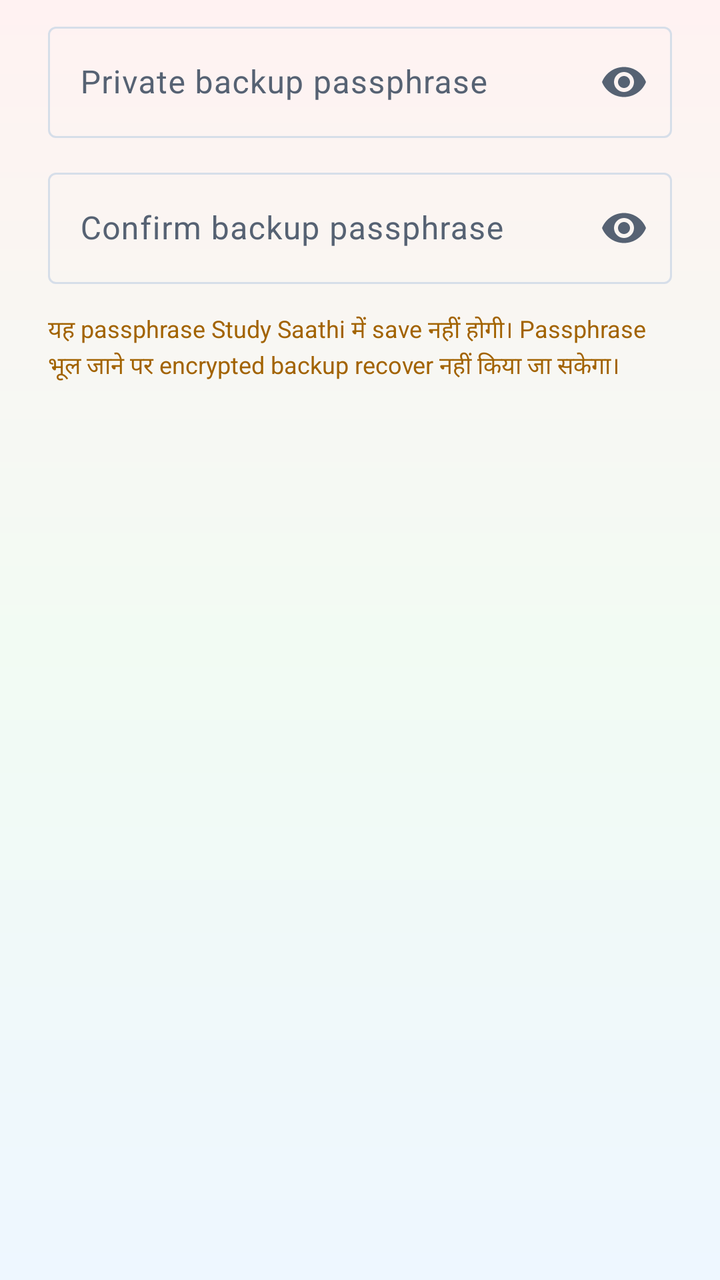
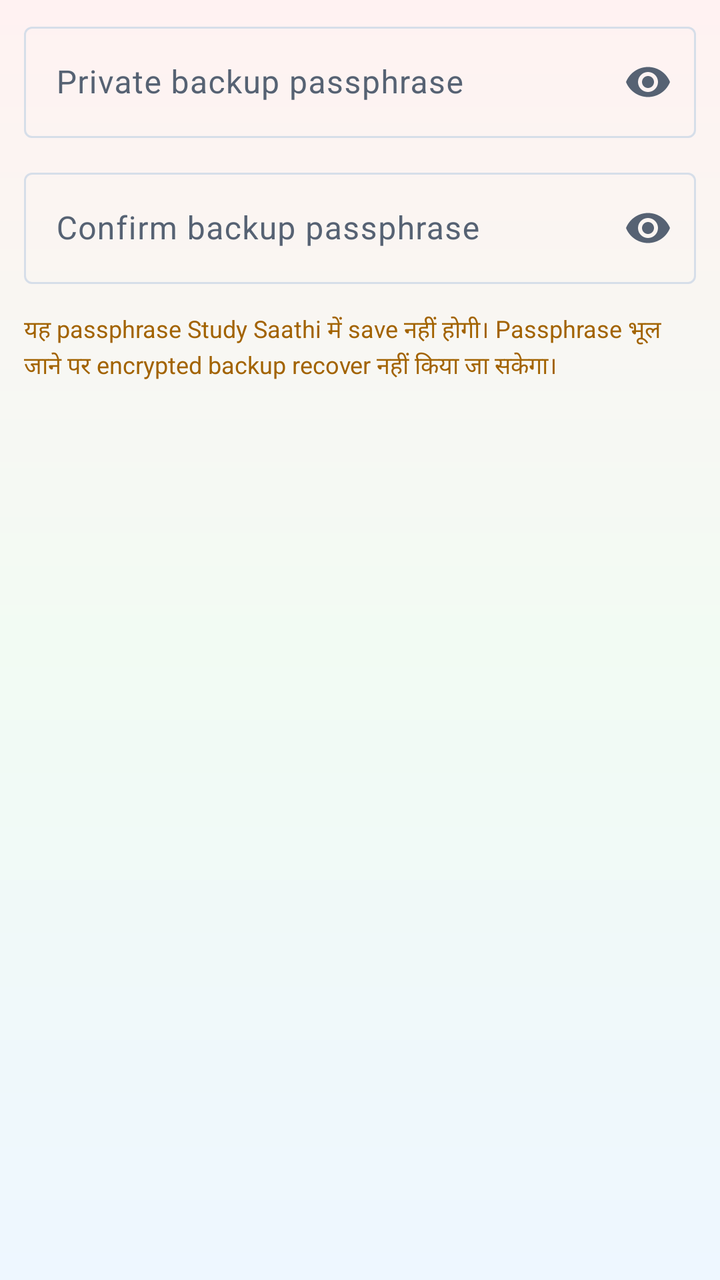

An Android layout rendered at two revisions. The XML below is the earlier revision; the diff shows what the commit changed to produce the second picture.
<!-- AndroidManifest.xml: application theme Theme.StudySaathi -->
<!-- res/layout/dialog_cloud_backup_passphrase.xml -->
<?xml version="1.0" encoding="utf-8"?>
<LinearLayout xmlns:android="http://schemas.android.com/apk/res/android"
    xmlns:app="http://schemas.android.com/apk/res-auto"
    android:layout_width="match_parent"
    android:layout_height="wrap_content"
    android:importantForAutofill="noExcludeDescendants"
    android:orientation="vertical"
    android:paddingStart="24dp"
    android:paddingTop="8dp"
    android:paddingEnd="24dp"
    android:paddingBottom="4dp">

    <com.google.android.material.textfield.TextInputLayout
        android:id="@+id/layoutCloudBackupPassphrase"
        style="@style/Widget.Material3.TextInputLayout.OutlinedBox"
        android:layout_width="match_parent"
        android:layout_height="wrap_content"
        android:hint="@string/cloud_backup_passphrase_hint"
        app:endIconMode="password_toggle">

        <com.google.android.material.textfield.TextInputEditText
            android:id="@+id/inputCloudBackupPassphrase"
            android:layout_width="match_parent"
            android:layout_height="wrap_content"
            android:importantForAutofill="no"
            android:imeOptions="actionNext"
            android:inputType="textPassword|textNoSuggestions"
            android:maxLength="128"
            android:saveEnabled="false"
            android:singleLine="true" />

    </com.google.android.material.textfield.TextInputLayout>

    <com.google.android.material.textfield.TextInputLayout
        android:id="@+id/layoutCloudBackupConfirmPassphrase"
        style="@style/Widget.Material3.TextInputLayout.OutlinedBox"
        android:layout_width="match_parent"
        android:layout_height="wrap_content"
        android:layout_marginTop="12dp"
        android:hint="@string/cloud_backup_confirm_passphrase_hint"
        app:endIconMode="password_toggle">

        <com.google.android.material.textfield.TextInputEditText
            android:id="@+id/inputCloudBackupConfirmPassphrase"
            android:layout_width="match_parent"
            android:layout_height="wrap_content"
            android:importantForAutofill="no"
            android:imeOptions="actionDone"
            android:inputType="textPassword|textNoSuggestions"
            android:maxLength="128"
            android:saveEnabled="false"
            android:singleLine="true" />

    </com.google.android.material.textfield.TextInputLayout>

    <TextView
        android:id="@+id/textCloudPassphraseWarning"
        android:layout_width="match_parent"
        android:layout_height="wrap_content"
        android:layout_marginTop="14dp"
        android:lineSpacingExtra="2dp"
        android:text="@string/cloud_backup_passphrase_warning"
        android:textColor="@color/ss_warning"
        android:textSize="12sp" />

</LinearLayout>
<!-- resources referenced by this layout -->
<resources>
  <color name="ss_warning">#A26300</color>
  <string name="cloud_backup_confirm_passphrase_hint">
          Confirm backup passphrase
      </string>
  <string name="cloud_backup_passphrase_hint">
          Private backup passphrase
      </string>
  <string name="cloud_backup_passphrase_warning">
          यह passphrase Study Saathi में save नहीं होगी। Passphrase भूल जाने पर encrypted backup recover नहीं किया जा सकेगा।
      </string>
  <color name="ss_primary">#2457C5</color>
  <color name="ss_on_primary">#FFFFFF</color>
  <color name="ss_blue_soft">#EAF2FF</color>
  <color name="ss_primary_dark">#173F99</color>
  <color name="ss_secondary">#087F8C</color>
  <color name="ss_on_secondary">#FFFFFF</color>
  <color name="ss_teal_soft">#EAF8F8</color>
  <color name="ss_tertiary">#8A5A00</color>
  <color name="ss_on_tertiary">#FFFFFF</color>
  <color name="ss_yellow_soft">#FFF8E8</color>
  <color name="ss_background">#F7F9FC</color>
  <color name="ss_surface">#FFFFFF</color>
  <color name="ss_surface_soft">#F0F4FA</color>
  <color name="ss_text_primary">#182230</color>
  <color name="ss_text_secondary">#566273</color>
  <color name="ss_outline">#D6DEE9</color>
  <color name="ss_error">#BA1A1A</color>
  <color name="white">#FFFFFFFF</color>
  <color name="ss_red_soft">#FFF0F0</color>
  <!-- drawable bg_app_soft_mix (drawable) -->
  <?xml version="1.0" encoding="utf-8"?>
  <shape xmlns:android="http://schemas.android.com/apk/res/android"
      android:shape="rectangle">
  
      <gradient
          android:angle="270"
          android:centerColor="#F2FBF3"
          android:endColor="#EEF7FF"
          android:startColor="#FFF2F2"
          android:type="linear" />
  
  </shape>
  <!-- unchanged entries left out for length: 1 -->
</resources>

<!-- the commit's change to res/layout/dialog_cloud_backup_passphrase.xml (unified diff, before → after) -->
@@ -5,9 +5,9 @@
     android:layout_height="wrap_content"
     android:importantForAutofill="noExcludeDescendants"
     android:orientation="vertical"
-    android:paddingStart="24dp"
+    android:paddingStart="12dp"
     android:paddingTop="8dp"
-    android:paddingEnd="24dp"
+    android:paddingEnd="12dp"
     android:paddingBottom="4dp">
 
     <com.google.android.material.textfield.TextInputLayout
